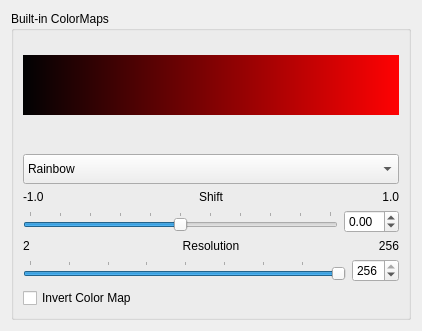
This is src/Interface/Modules/Visualization/CreateStandardColorMap.ui in SCIInstitute/SCIRun as Qt 5 draws it before an edit. The edited form follows.
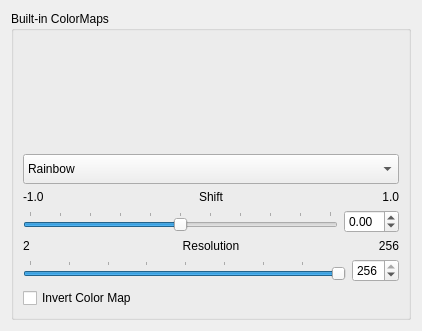
This is the edited form.

Commit message: Use a clickable label

Patch:
```diff
--- a/src/Interface/Modules/Visualization/CreateStandardColorMap.ui
+++ b/src/Interface/Modules/Visualization/CreateStandardColorMap.ui
@@ -35,28 +35,6 @@
       <string>Built-in ColorMaps</string>
      </property>
      <layout class="QVBoxLayout" name="verticalLayout">
-      <item>
-       <widget class="QLabel" name="previewColorMap_">
-        <property name="minimumSize">
-         <size>
-          <width>0</width>
-          <height>60</height>
-         </size>
-        </property>
-        <property name="maximumSize">
-         <size>
-          <width>16777215</width>
-          <height>30</height>
-         </size>
-        </property>
-        <property name="styleSheet">
-         <string notr="true">background-color: qlineargradient(spread:pad, x1:0, y1:0, x2:1, y2:0, stop:0.000 rgba(1, 2, 3, 255),stop:1.000 rgba(255, 2, 3, 255));</string>
-        </property>
-        <property name="text">
-         <string/>
-        </property>
-       </widget>
-      </item>
       <item>
        <spacer name="verticalSpacer">
         <property name="orientation">
```
The commit also changes 3 other files.
